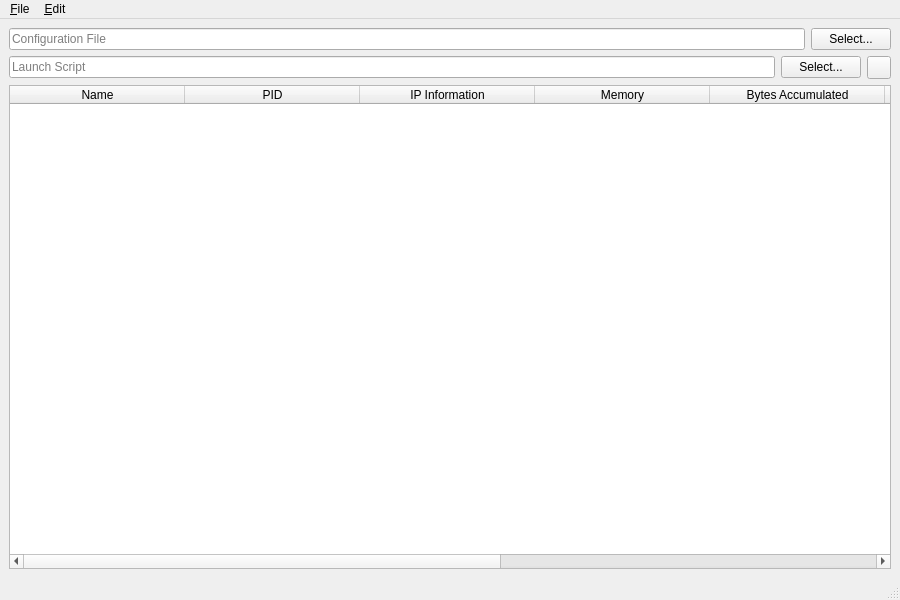
Above: UI/spot-on-lite-monitor.ui from textbrowser/spot-on-lite before the change. Below: the same form after it.
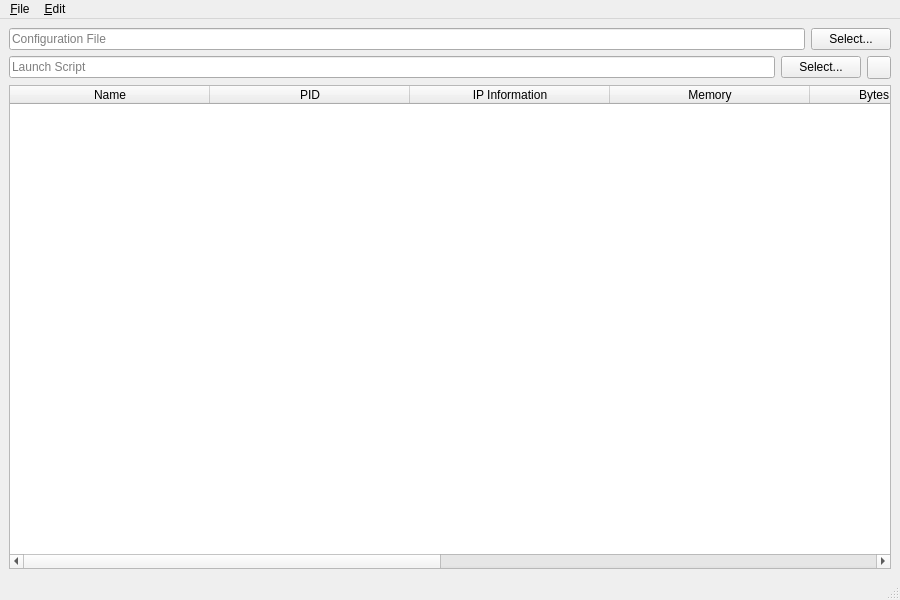
That is the form after the change.

What changed in the file:
```diff
--- a/UI/spot-on-lite-monitor.ui
+++ b/UI/spot-on-lite-monitor.ui
@@ -85,7 +85,7 @@
        <number>55</number>
       </attribute>
       <attribute name="horizontalHeaderDefaultSectionSize">
-       <number>175</number>
+       <number>200</number>
       </attribute>
       <attribute name="horizontalHeaderShowSortIndicator" stdset="0">
        <bool>true</bool>
```
Left out of the diff: 6 changed lines with no effect on the pictures.
